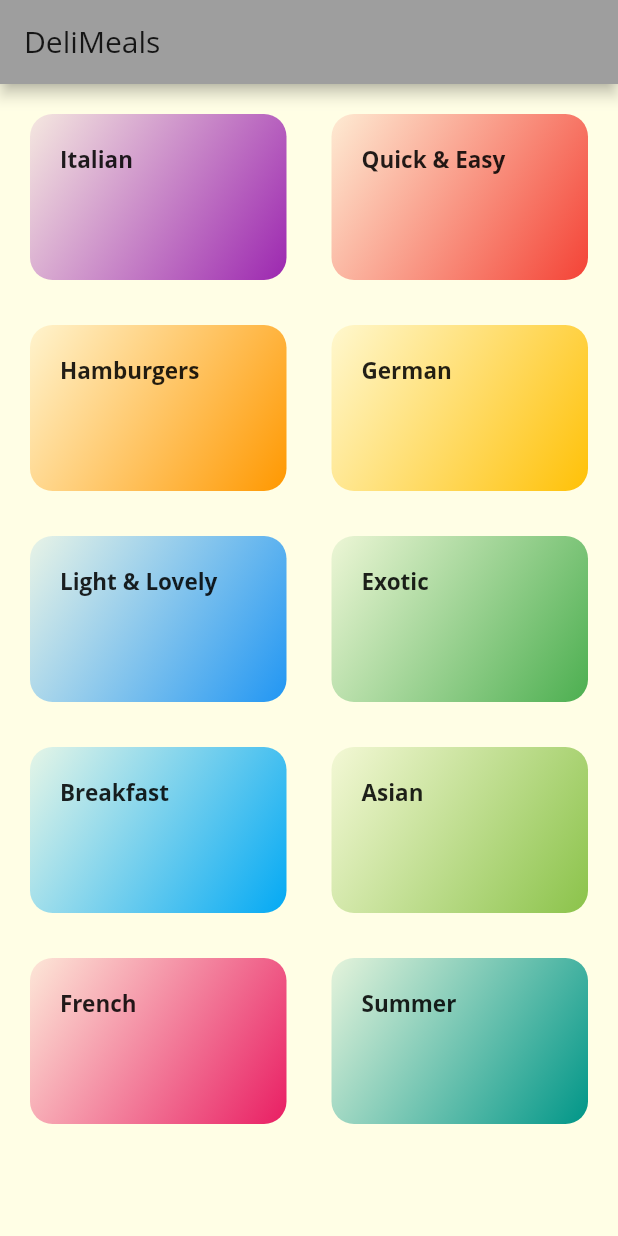
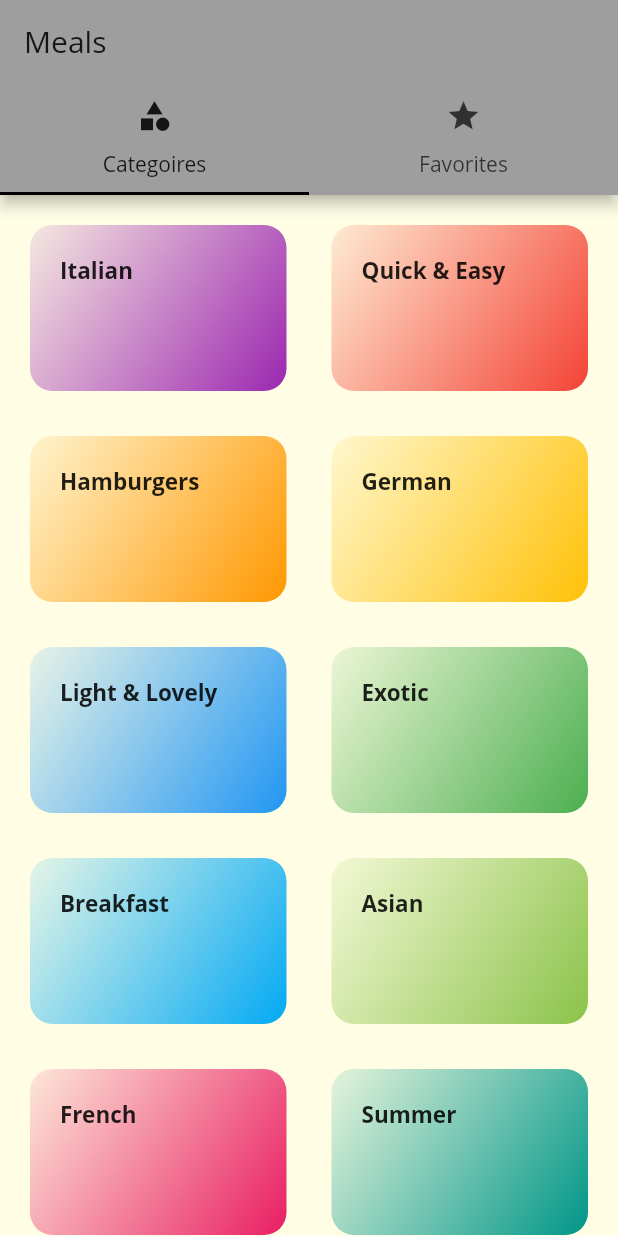
Before and after one commit to ShivamGoyal26/Meal-App-in-the-Flutter, a Flutter app: the screen it shows after launch, on a phone screen of 412 x 824 dp. Run offline on Flutter 3.47's test engine with Material 2 defaults, Android fonts, the phone set to English and light mode, and no system bars.

Commit message:
8th commit

```diff
--- a/lib/main.dart
+++ b/lib/main.dart
@@ -1,4 +1,5 @@
 import 'package:flutter/material.dart';
+import './screens/tabs_screen.dart';
 import './screens/meal_detail_screen.dart';
 import './screens/categories_screen.dart';
 import './screens/category_meal_screen.dart';
@@ -27,7 +28,7 @@ class MyApp extends StatelessWidget {
       ),
       initialRoute: '/',
       routes: {
-        '/': (ctx) => CategoriesScreen(),
+        '/': (ctx) => TabsScreen(),
         CategoryMealScreen.routeName: (ctx) => CategoryMealScreen(),
         MealDetailScreen.routeName: (ctx) => MealDetailScreen()
       },
--- a/lib/screens/categories_screen.dart
+++ b/lib/screens/categories_screen.dart
@@ -5,11 +5,7 @@ import '../widgets/category_item.dart';
 class CategoriesScreen extends StatelessWidget {
   @override
   Widget build(BuildContext context) {
-    return Scaffold(
-      appBar: AppBar(
-        title: const Text("DeliMeals"),
-      ),
-      body: GridView(
+    return GridView(
       padding: const EdgeInsets.all(15),
       children: DUMMY_CATEGORIES
           .map((catData) => CategoryItem(
@@ -24,7 +20,6 @@ class CategoriesScreen extends StatelessWidget {
         crossAxisSpacing: 20,
         mainAxisSpacing: 20,
       ),
-      ),
     );
   }
 }
--- /dev/null
+++ b/lib/screens/favorites_screen.dart
@@ -0,0 +1,10 @@
+import 'package:flutter/material.dart';
+
+class FavoritesScreen extends StatelessWidget {
+  @override
+  Widget build(BuildContext context) {
+    return Center(
+      child: Text("Your Favorites"),
+    );
+  }
+}
--- /dev/null
+++ b/lib/screens/tabs_screen.dart
@@ -0,0 +1,43 @@
+import 'package:flutter/material.dart';
+import './favorites_screen.dart';
+import './categories_screen.dart';
+
+class TabsScreen extends StatefulWidget {
+  @override
+  _TabsScreenState createState() => _TabsScreenState();
+}
+
+class _TabsScreenState extends State<TabsScreen> {
+  @override
+  Widget build(BuildContext context) {
+    return DefaultTabController(
+      length: 2,
+      initialIndex: 0,
+      child: Scaffold(
+        appBar: AppBar(
+          title: Text("Meals"),
+          bottom: TabBar(
+            tabs: <Widget>[
+              Tab(
+                icon: Icon(Icons.category),
+                text: "Categoires",
+              ),
+              Tab(
+                icon: Icon(
+                  Icons.star,
+                ),
+                text: "Favorites",
+              ),
+            ],
+          ),
+        ),
+        body: TabBarView(
+          children: <Widget>[
+            CategoriesScreen(),
+            FavoritesScreen(),
+          ],
+        ),
+      ),
+    );
+  }
+}
```
Lines whose indentation alone changed are shown as unchanged.
